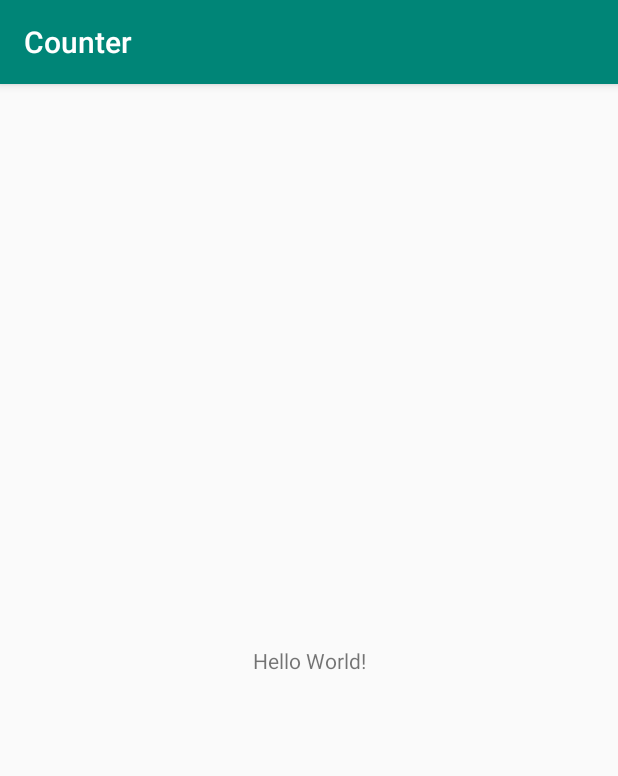
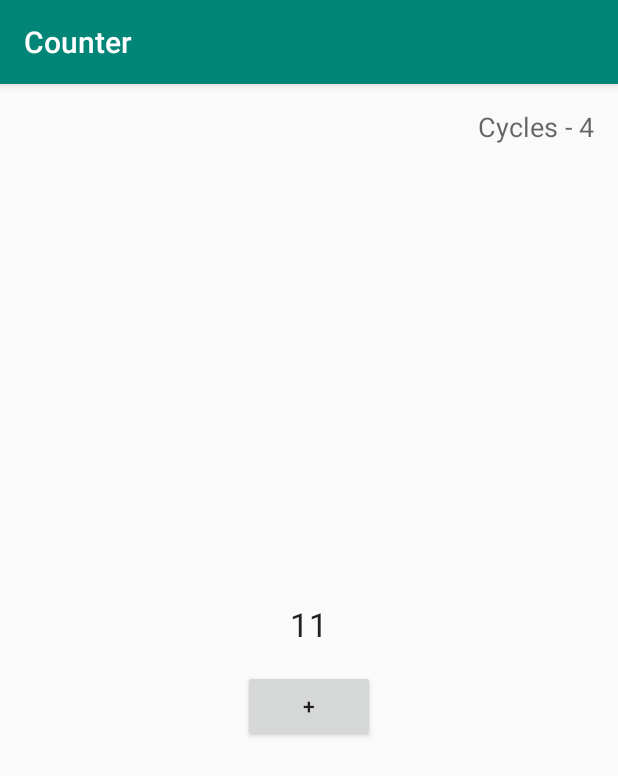
Before and after one commit to VaibhavAWD/Counter, an Android app: the screen it shows after launch (CounterActivity), on a phone screen of 412 x 824 dp. Shown: the top 776 px of the screen. Run offline under Robolectric (Android 15) with nearby library versions, the phone set to English and light mode, and no system bars.

Commit message:
Create temp. counter layout

```diff
--- a/app/src/main/res/layout/activity_counter.xml
+++ b/app/src/main/res/layout/activity_counter.xml
@@ -7,12 +7,48 @@
     tools:context=".CounterActivity">
 
     <TextView
+        android:id="@+id/tv_cycles"
         android:layout_width="wrap_content"
         android:layout_height="wrap_content"
-        android:text="Hello World!"
-        app:layout_constraintBottom_toBottomOf="parent"
-        app:layout_constraintLeft_toLeftOf="parent"
-        app:layout_constraintRight_toRightOf="parent"
+        android:layout_marginTop="16dp"
+        android:layout_marginEnd="16dp"
+        android:layout_marginRight="16dp"
+        android:text="Cycles - 4"
+        android:textAppearance="@style/TextAppearance.AppCompat.Medium"
+        app:layout_constraintEnd_toEndOf="parent"
         app:layout_constraintTop_toTopOf="parent" />
 
+    <TextView
+        android:id="@+id/tv_counter"
+        android:layout_width="0dp"
+        android:layout_height="wrap_content"
+        android:layout_marginStart="16dp"
+        android:layout_marginLeft="16dp"
+        android:layout_marginTop="16dp"
+        android:layout_marginEnd="16dp"
+        android:layout_marginRight="16dp"
+        android:ellipsize="end"
+        android:gravity="center"
+        android:maxLines="1"
+        android:text="11"
+        android:textAppearance="@style/TextAppearance.AppCompat.Large"
+        app:layout_constraintBottom_toTopOf="@+id/btn_inc"
+        app:layout_constraintEnd_toEndOf="parent"
+        app:layout_constraintHorizontal_bias="0.5"
+        app:layout_constraintStart_toStartOf="parent"
+        app:layout_constraintTop_toTopOf="parent"
+        app:layout_constraintVertical_chainStyle="packed" />
+
+    <Button
+        android:id="@+id/btn_inc"
+        android:layout_width="wrap_content"
+        android:layout_height="wrap_content"
+        android:layout_marginTop="16dp"
+        android:text="+"
+        app:layout_constraintBottom_toBottomOf="parent"
+        app:layout_constraintEnd_toEndOf="@+id/tv_counter"
+        app:layout_constraintHorizontal_bias="0.5"
+        app:layout_constraintStart_toStartOf="@+id/tv_counter"
+        app:layout_constraintTop_toBottomOf="@+id/tv_counter" />
+
 </androidx.constraintlayout.widget.ConstraintLayout>
```
